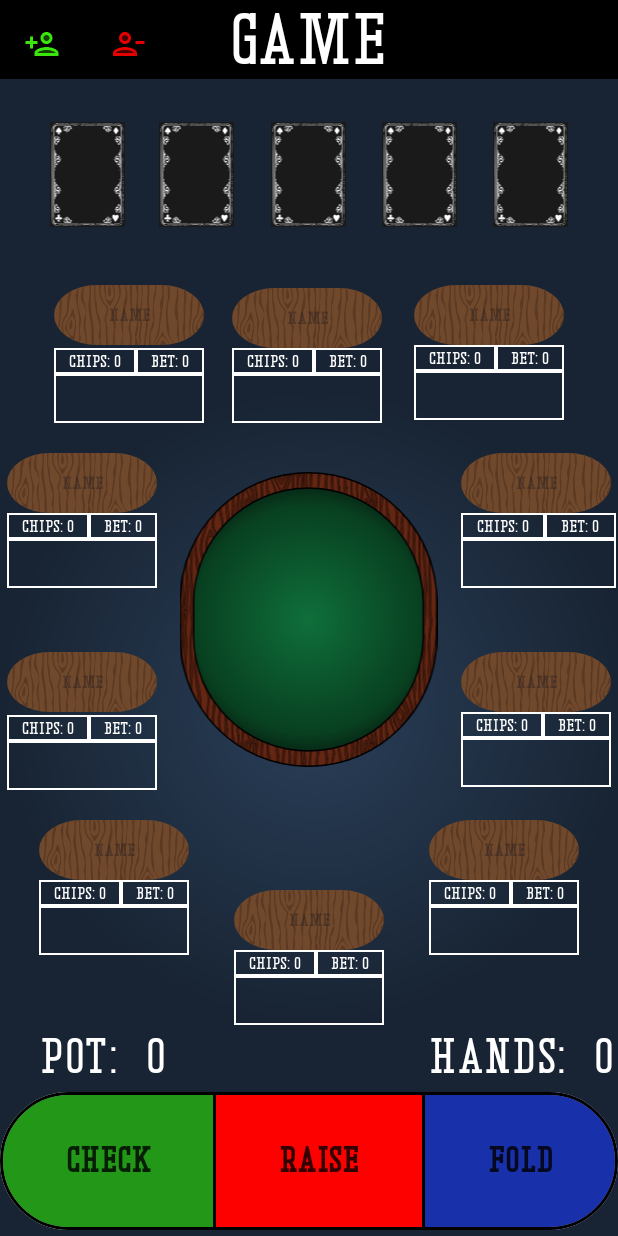
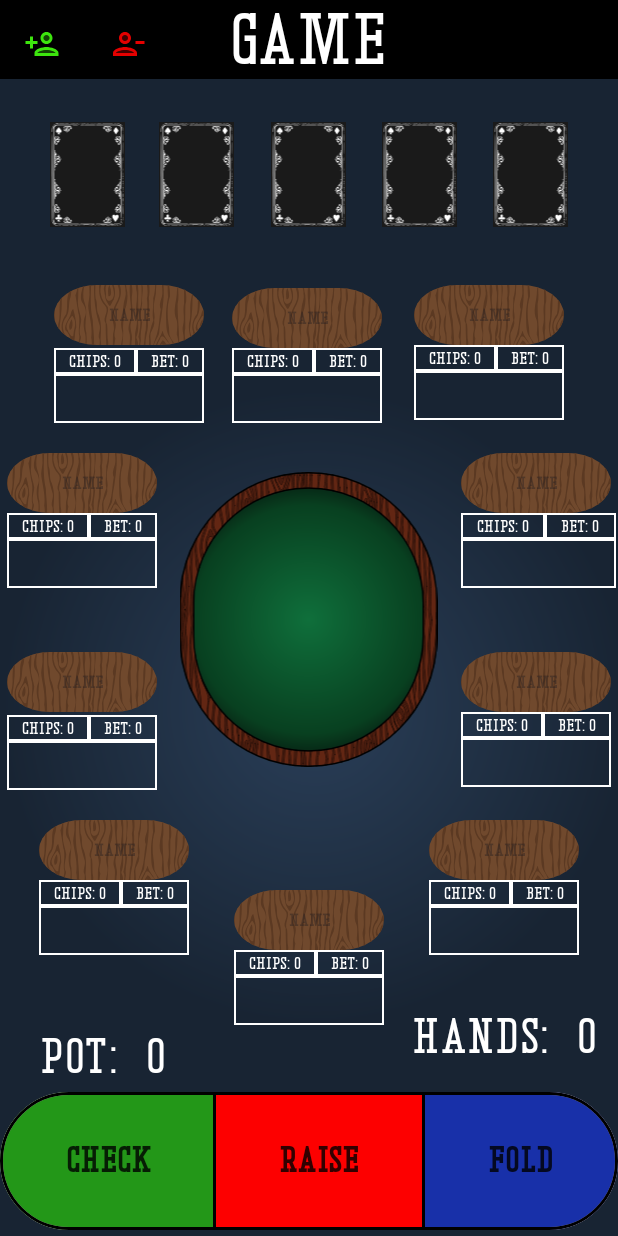
Before and after one commit to Mark-Campanella/Poker_Manager, an Android app: the GameActivity screen opened directly, with no data from a screen before it, on a phone screen of 412 x 824 dp. Run offline under Robolectric (Android 15) with nearby library versions, the phone set to English and light mode, and no system bars; 7 statements that could not run were skipped.

Commit message:
Tela do Jogo|Tela de Setup: correção de layout

```diff
--- a/app/src/main/res/layout/activity_game.xml
+++ b/app/src/main/res/layout/activity_game.xml
@@ -247,14 +247,16 @@
                 android:id="@+id/txt_hands"
                 android:layout_width="wrap_content"
                 android:layout_height="wrap_content"
+                android:layout_marginStart="6dp"
+                android:layout_marginTop="71dp"
                 android:fontFamily="@font/jokeswild"
                 android:text="HANDS:  0"
                 android:textAppearance="@style/Texts"
                 android:textSize="34sp"
-                app:layout_constraintBaseline_toBaselineOf="@+id/txt_pot"
-                app:layout_constraintEnd_toEndOf="@+id/seat_1"
-                app:layout_constraintHorizontal_bias="0.0"
-                app:layout_constraintStart_toStartOf="@+id/seat_1" />
+                app:layout_constraintBottom_toBottomOf="parent"
+                app:layout_constraintEnd_toEndOf="parent"
+                app:layout_constraintStart_toEndOf="@+id/ll0"
+                app:layout_constraintTop_toBottomOf="@+id/seat_1" />
 
             <ImageView
                 android:id="@+id/card_1"
```
Also changed, not shown: app/src/main/res/layout/activity_setup.xml (+5 -2 lines).
